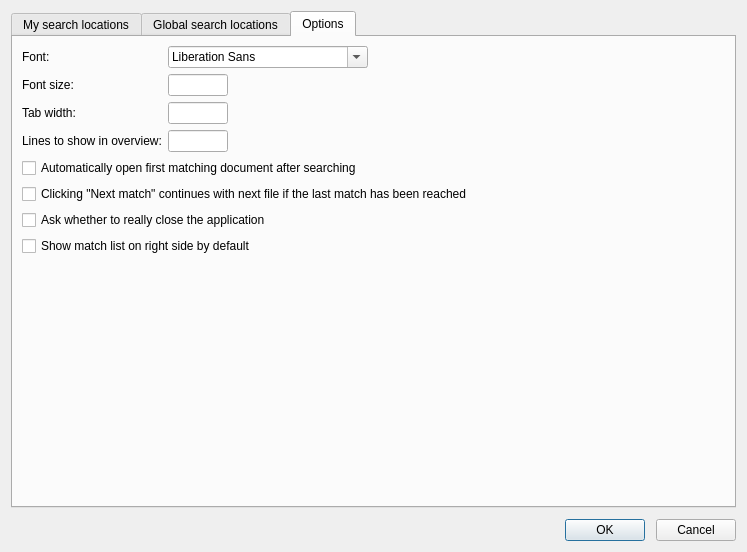
otengler/CodeBeagle, file dialogs/SettingsDialog.ui: the form before one commit.
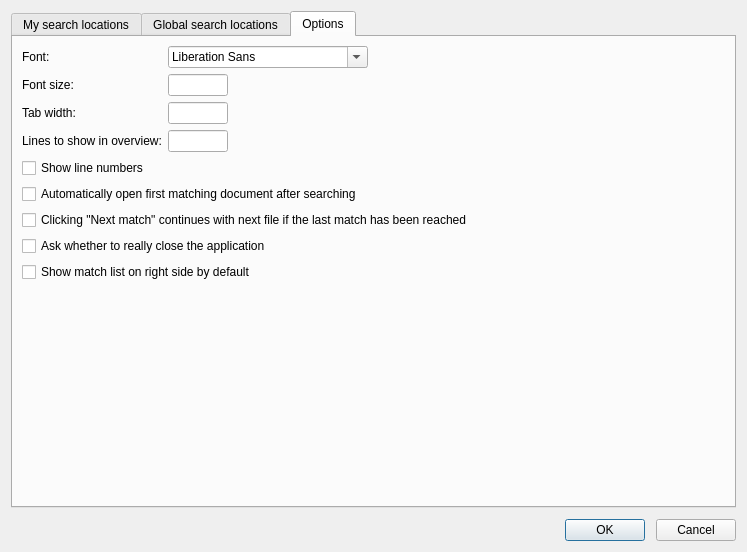
The form after the commit. The open tabs and pages were chosen to show the change. Custom widgets are drawn as their Qt base class.

Commit message: Allow to configure if line numbers are shown (default is yes)

What changed in the file:
```diff
--- a/dialogs/SettingsDialog.ui
+++ b/dialogs/SettingsDialog.ui
@@ -359,34 +359,41 @@
          </property>
         </widget>
        </item>
-       <item row="5" column="0" colspan="2">
+       <item row="6" column="0" colspan="2">
         <widget class="QCheckBox" name="checkMatchOverFiles">
          <property name="text">
           <string>Clicking &quot;Next match&quot; continues with next file if the last match has been reached</string>
          </property>
         </widget>
        </item>
-       <item row="6" column="0" colspan="2">
+       <item row="7" column="0" colspan="2">
         <widget class="QCheckBox" name="checkConfirmClose">
          <property name="text">
           <string>Ask whether to really close the application</string>
          </property>
         </widget>
        </item>
-       <item row="7" column="0" colspan="2">
+       <item row="8" column="0" colspan="2">
         <widget class="QCheckBox" name="checkShowMatchList">
          <property name="text">
           <string>Show match list on right side by default</string>
          </property>
         </widget>
        </item>
-       <item row="4" column="0" colspan="2">
+       <item row="5" column="0" colspan="2">
         <widget class="QCheckBox" name="checkActivateFirstMatch">
          <property name="text">
           <string>Automatically open first matching document after searching</string>
          </property>
         </widget>
        </item>
+       <item row="4" column="0">
+        <widget class="QCheckBox" name="checkShowLineNumbers">
+         <property name="text">
+          <string>Show line numbers</string>
+         </property>
+        </widget>
+       </item>
       </layout>
      </widget>
     </widget>
```
Left out of the diff: 2 changed lines with no effect on the pictures. The commit also changes 6 other files.
